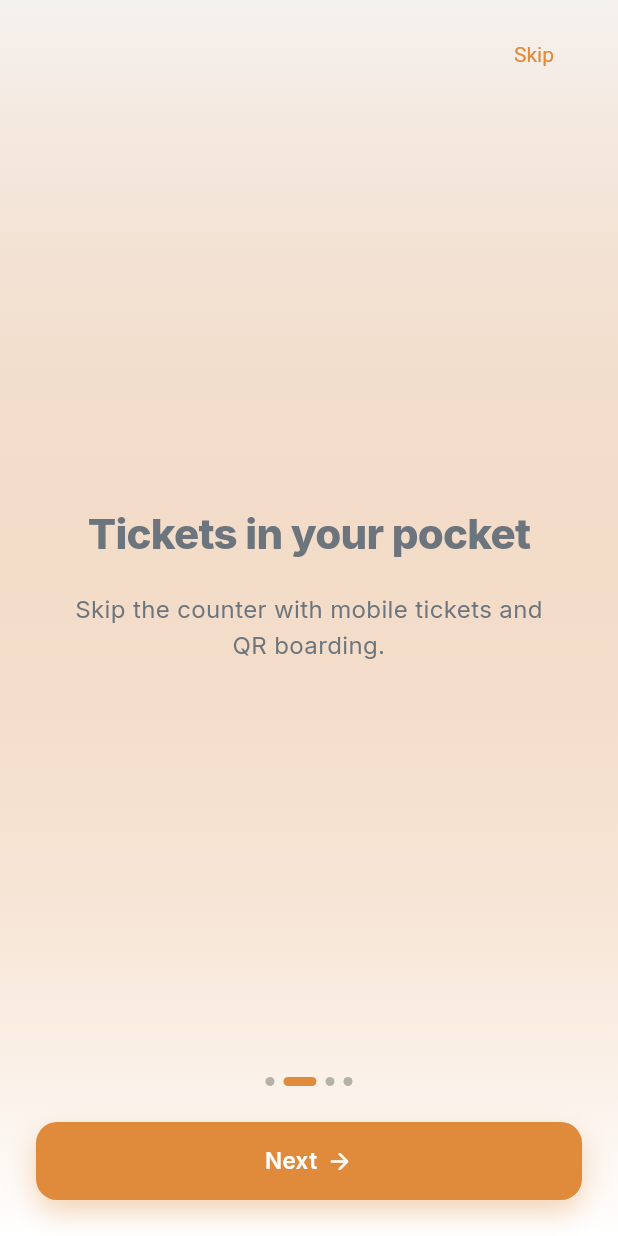
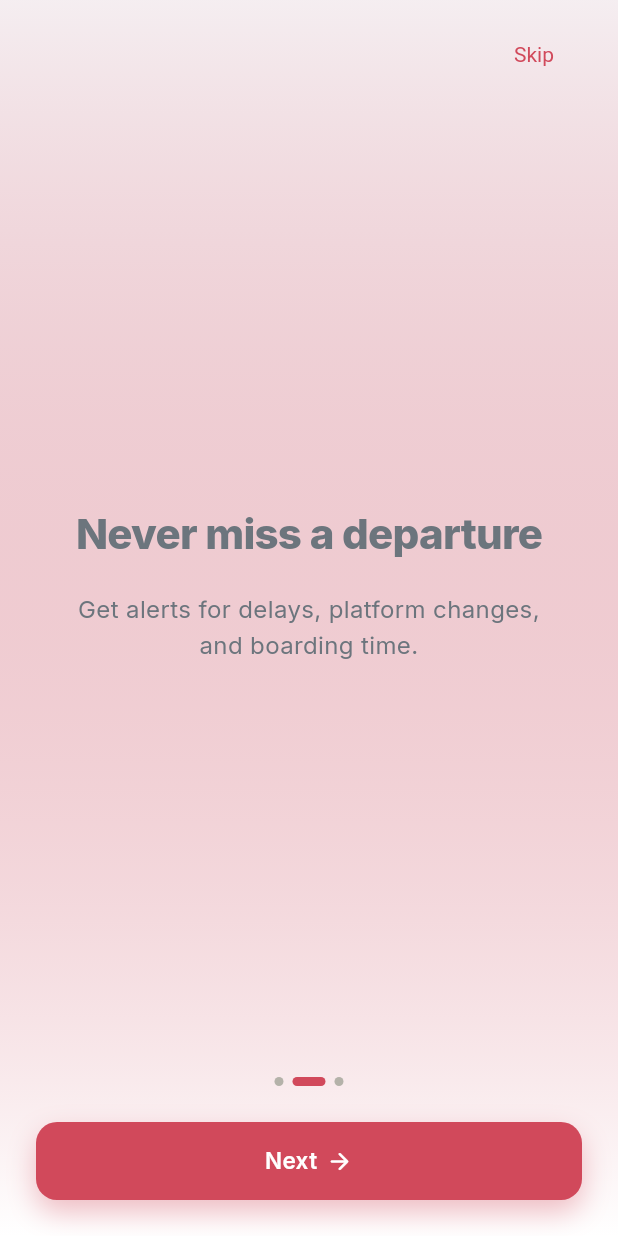
Before and after one commit to RasZarky/byTrain, a Flutter app: the screen it shows after launch, swiped to page 2, on a phone screen of 412 x 824 dp. Run offline on Flutter 3.47's test engine with Material 3 defaults, Android fonts, the phone set to English and light mode, and no system bars; our stand-ins replace cached_network_image, equatable, flutter_bloc, go_router, google_fonts, shared_preferences and 1 more; network calls fail.

Commit message:
edit on boarding  screen

```diff
--- a/lib/features/onboarding/presentation/onboarding_screen.dart
+++ b/lib/features/onboarding/presentation/onboarding_screen.dart
@@ -25,12 +25,6 @@ class _OnboardingScreenState extends State<OnboardingScreen>
       title: 'Live routes and platforms',
       subtitle: 'Real-time updates on delays, gates, and connections.',
       color: Color(0xFF2FAE8B),
-    ),
-    OnboardingModel(
-      icon: Icons.confirmation_number_outlined,
-      title: 'Tickets in your pocket',
-      subtitle: 'Skip the counter with mobile tickets and QR boarding.',
-      color: Color(0xFFE08A3C),
     ),
     OnboardingModel(
       icon: Icons.notifications_outlined,
```
